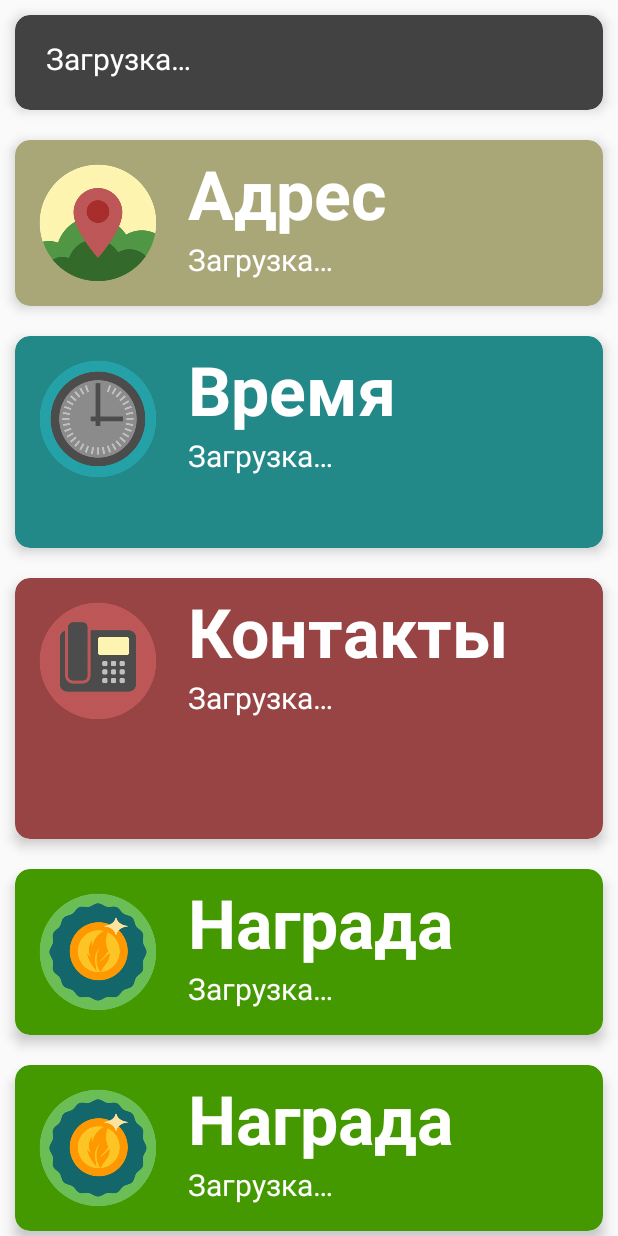
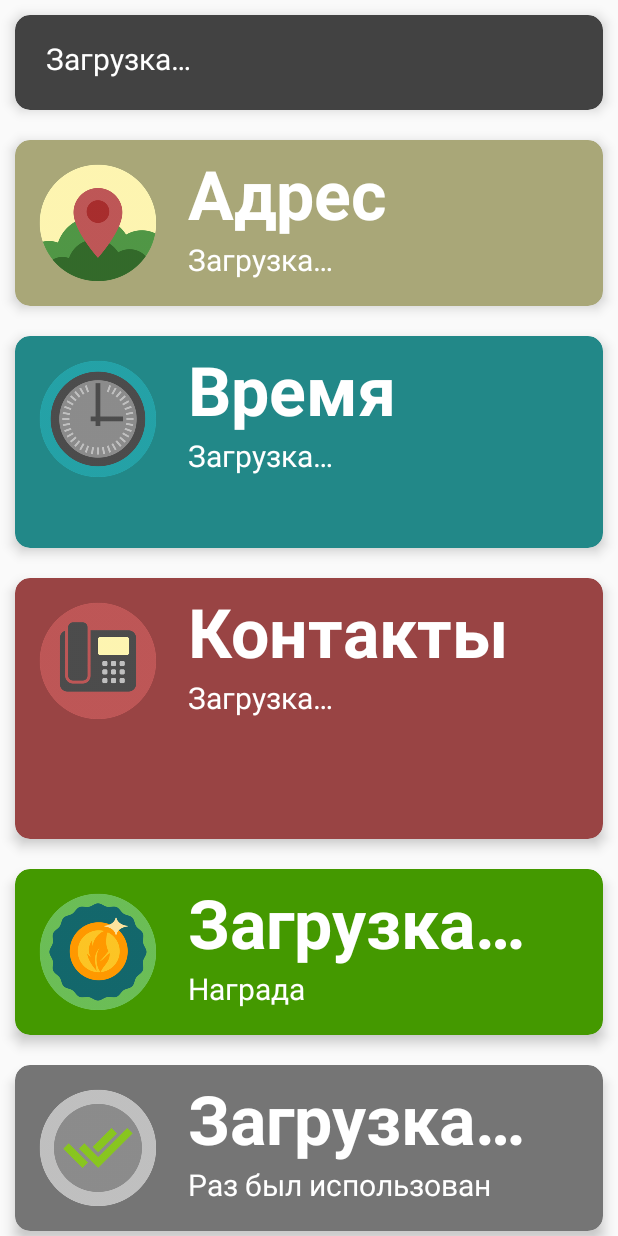
Before and after one commit to RussianProgrammer/Enliven_Final, an Android app: the layout content_marker_info.xml on its own in the app's theme, with its tools: preview values and no code run, on a phone screen of 412 x 824 dp. Run offline under Robolectric (Android 15) with nearby library versions, the phone set to English and light mode, and no system bars.

Commit message:
Minor marker info window changes

```diff
--- a/app/src/main/java/sis/pewpew/fragments/ProfileFragment.java
+++ b/app/src/main/java/sis/pewpew/fragments/ProfileFragment.java
@@ -233,7 +233,8 @@ public class ProfileFragment extends Fragment {
         messages.add("Здесь показано количество заработанных Вами очков. " +
                 "Их можно получать, используя экологические пункты на карте. И помните: " +
                 "с каждой новой цифрой на этой карточке мы все ближе к светлому будущему.");
-        messages.add("КРУТО");
+        messages.add("Здесь отображено количество найденных и использованных Вами экопунктов. " +
+                "По мере того, как эта цифра растет, жизнь на Земле становится лучше. Не останавливайтесь.");
         messages.add("Здесь паказано Ваше звание. Чем больше очков Вы зарабатываете, тем оно выше. " +
                 "Не забывайте им хвастаться время от времени.");
         messages.add("Здесь мы посчитали все собранные Вами достижения. Как Вы уже наверняка знаете, " +
--- a/app/src/main/res/layout/content_marker_info.xml
+++ b/app/src/main/res/layout/content_marker_info.xml
@@ -280,25 +280,25 @@
                     app:srcCompat="@drawable/marker_info_prize_fund_icon" />
 
                 <TextView
-                    android:id="@+id/marker_info_prize_fund_call"
+                    android:id="@+id/marker_info_prize_fund"
                     android:layout_width="wrap_content"
                     android:layout_height="wrap_content"
                     android:layout_centerHorizontal="true"
                     android:layout_toRightOf="@id/marker_info_prize_fund_icon"
                     android:paddingLeft="10dp"
-                    android:text="Награда"
+                    android:text="Загрузка…"
                     android:textColor="#FFFFFF"
                     android:textSize="45sp"
                     android:textStyle="bold" />
 
                 <TextView
-                    android:id="@+id/marker_info_prize_fund"
+                    android:id="@+id/marker_info_prize_fund_call"
                     android:layout_width="wrap_content"
                     android:layout_height="wrap_content"
-                    android:layout_below="@id/marker_info_prize_fund_call"
+                    android:layout_below="@id/marker_info_prize_fund"
                     android:layout_toRightOf="@id/marker_info_prize_fund_icon"
                     android:paddingLeft="10dp"
-                    android:text="Загрузка…"
+                    android:text="Награда"
                     android:textColor="#FFFFFF"
                     android:textSize="20sp" />
 
@@ -315,7 +315,7 @@
             android:layout_margin="10dp"
             android:clickable="true"
             android:foreground="?selectableItemBackground"
-            card_view:cardBackgroundColor="#490"
+            card_view:cardBackgroundColor="#757575"
             card_view:cardCornerRadius="10dp"
             card_view:cardElevation="5dp"
             card_view:contentPadding="5dp">
@@ -332,28 +332,83 @@
                     android:contentDescription="@string/description"
                     android:foregroundGravity="left"
                     android:padding="10dp"
-                    app:srcCompat="@drawable/marker_info_prize_fund_icon" />
+                    app:srcCompat="@drawable/marker_info_used_icon" />
+
+                <TextView
+                    android:id="@+id/marker_info_used"
+                    android:layout_width="wrap_content"
+                    android:layout_height="wrap_content"
+                    android:layout_centerHorizontal="true"
+                    android:layout_toRightOf="@id/marker_info_used_icon"
+                    android:paddingLeft="10dp"
+                    android:text="Загрузка…"
+                    android:textColor="#FFFFFF"
+                    android:textSize="45sp"
+                    android:textStyle="bold" />
 
                 <TextView
                     android:id="@+id/marker_info_used_call"
                     android:layout_width="wrap_content"
                     android:layout_height="wrap_content"
-                    android:layout_centerHorizontal="true"
+                    android:layout_below="@id/marker_info_used"
                     android:layout_toRightOf="@id/marker_info_used_icon"
                     android:paddingLeft="10dp"
-                    android:text="Награда"
+                    android:text="Раз был использован"
+                    android:textColor="#FFFFFF"
+                    android:textSize="20sp" />
+
+            </RelativeLayout>
+
+        </android.support.v7.widget.CardView>
+
+        <android.support.v7.widget.CardView xmlns:android="http://schemas.android.com/apk/res/android"
+            xmlns:card_view="http://schemas.android.com/apk/res-auto"
+            android:id="@+id/marker_info_rating_card"
+            android:layout_width="match_parent"
+            android:layout_height="wrap_content"
+            android:layout_below="@id/marker_info_used_card"
+            android:layout_margin="10dp"
+            android:clickable="true"
+            android:foreground="?selectableItemBackground"
+            card_view:cardBackgroundColor="#FF9800"
+            card_view:cardCornerRadius="10dp"
+            card_view:cardElevation="5dp"
+            card_view:contentPadding="5dp">
+
+            <RelativeLayout
+                android:layout_width="match_parent"
+                android:layout_height="match_parent">
+
+                <ImageView
+                    android:id="@+id/marker_info_rating_icon"
+                    android:layout_width="100dp"
+                    android:layout_height="100dp"
+                    android:layout_alignParentTop="true"
+                    android:contentDescription="@string/description"
+                    android:foregroundGravity="left"
+                    android:padding="10dp"
+                    app:srcCompat="@drawable/marker_info_rating_icon" />
+
+                <TextView
+                    android:id="@+id/marker_info_rating"
+                    android:layout_width="wrap_content"
+                    android:layout_height="wrap_content"
+                    android:layout_centerHorizontal="true"
+                    android:layout_toRightOf="@id/marker_info_rating_icon"
+                    android:paddingLeft="10dp"
+                    android:text="Загрузка…"
                     android:textColor="#FFFFFF"
                     android:textSize="45sp"
                     android:textStyle="bold" />
 
                 <TextView
-                    android:id="@+id/marker_info_used"
+                    android:id="@+id/marker_info_rating_call"
                     android:layout_width="wrap_content"
                     android:layout_height="wrap_content"
-                    android:layout_below="@id/marker_info_used_call"
-                    android:layout_toRightOf="@id/marker_info_used_icon"
+                    android:layout_below="@id/marker_info_rating"
+                    android:layout_toRightOf="@id/marker_info_rating_icon"
                     android:paddingLeft="10dp"
-                    android:text="Загрузка…"
+                    android:text="Средний рейтинг"
                     android:textColor="#FFFFFF"
                     android:textSize="20sp" />
 
```
Also changed, not shown: app/src/main/java/sis/pewpew/fragments/MapFragment.java (+32 -4 lines), app/src/main/java/sis/pewpew/utils/MarkerInfoActivity.java (+8 -0 lines), app/src/main/java/sis/pewpew/utils/ProgressRecyclerViewAdapter.java (+23 -12 lines), app/src/main/res/drawable/marker_info_rating_icon.png (added), app/src/main/res/drawable/marker_info_used_icon.png (added), app/src/main/res/drawable/progress_used_icon.png (added).
